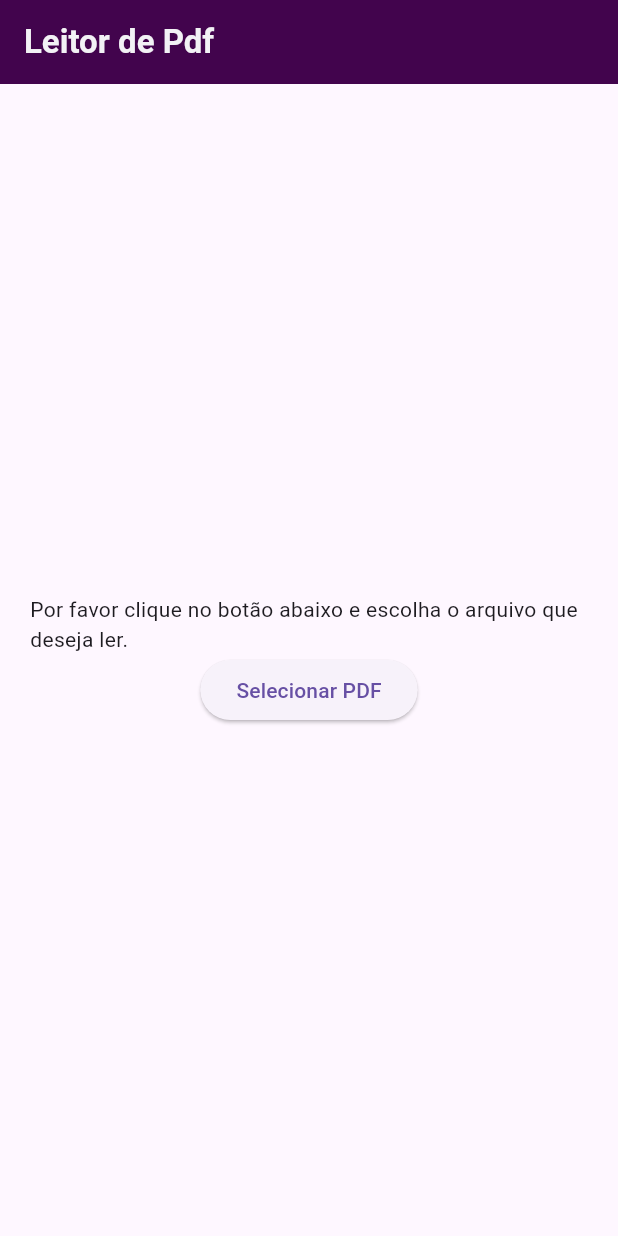
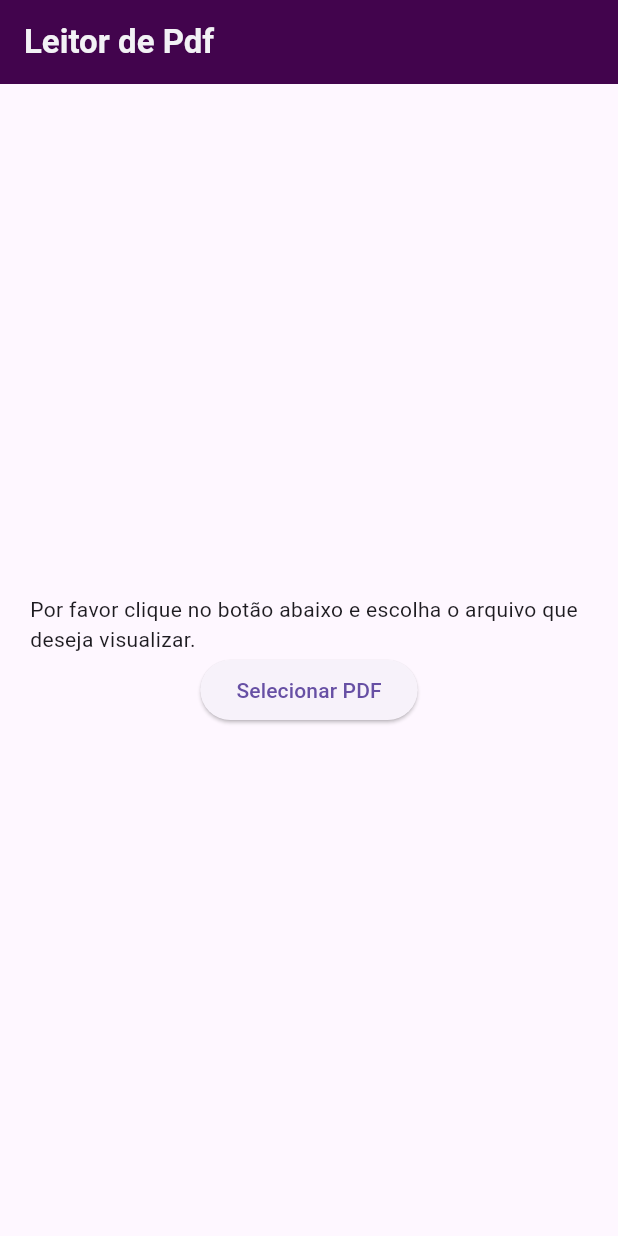
Before and after one commit to williamRodrigues008/pdf_read, a Flutter app: the screen it shows after launch, on a phone screen of 412 x 824 dp. Run offline on Flutter 3.47's test engine with Material 3 defaults, Android fonts, the light colour scheme and no system bars; our stand-ins replace file_picker; missing offline and left inert: flutter_pdfview.

Commit message:
ajuste da mensagem na tela principal

```diff
--- a/lib/pages/main_page_read.dart
+++ b/lib/pages/main_page_read.dart
@@ -20,7 +20,7 @@ class MainPageFiles extends StatelessWidget {
           child: Column(
             mainAxisAlignment: MainAxisAlignment.center,
             children: [
-              const Text("Por favor clique no botão abaixo e escolha o arquivo que deseja ler."),
+              const Text("Por favor clique no botão abaixo e escolha o arquivo que deseja visualizar."),
               ElevatedButton(
                 onPressed: () async {
                   final file = await PDFService.selectFile();
```
